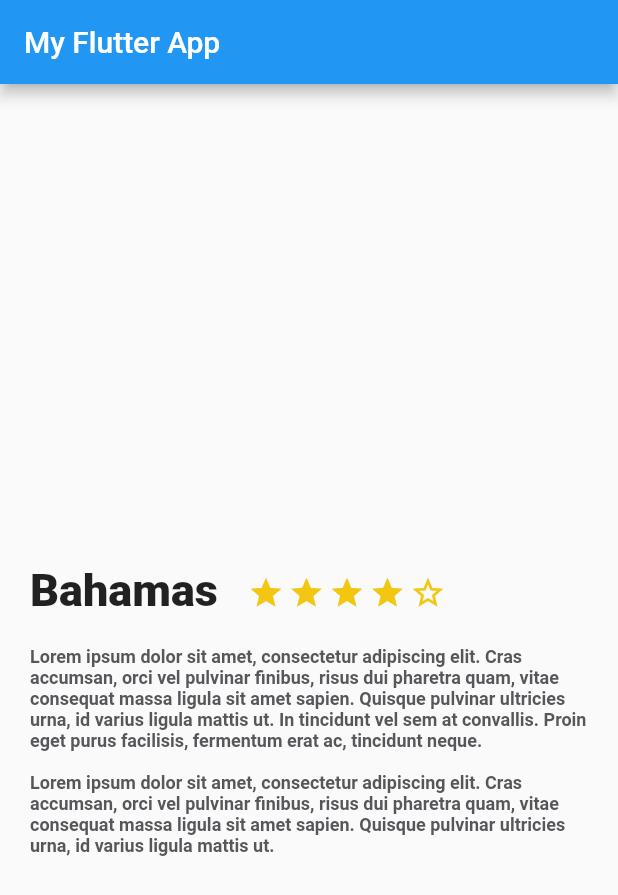
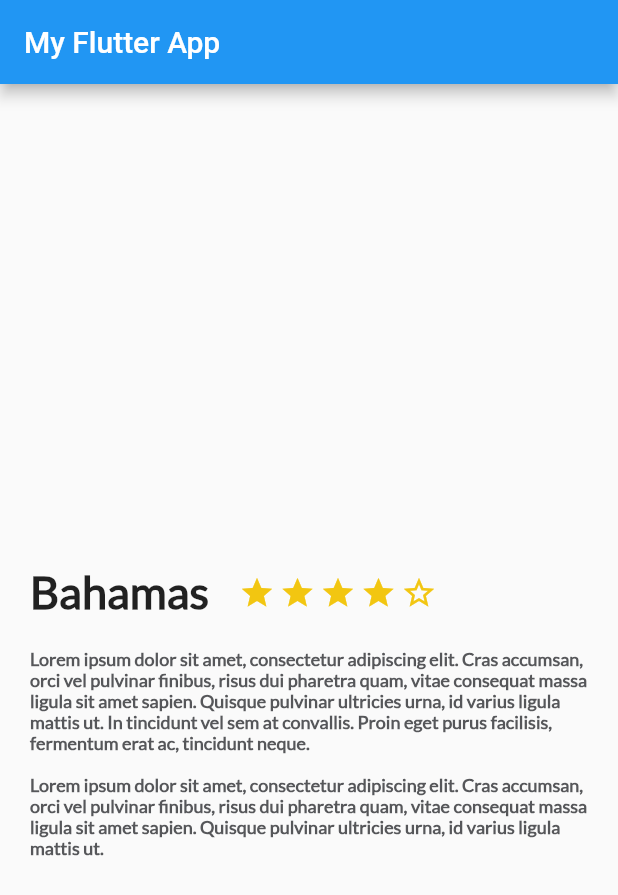
Before and after one commit to ericgomez/platzi_trips_app_complete, a Flutter app: the screen it shows after launch, on a phone screen of 412 x 824 dp. Shown: the top 895 px of the screen. Run offline on Flutter 3.47's test engine with Material 2 defaults, Android fonts, the phone set to English and light mode, and no system bars.

Commit message:
Recursos en Flutter: Tipografías y Google Fonts

```diff
--- a/lib/description_place.dart
+++ b/lib/description_place.dart
@@ -51,6 +51,8 @@ class DescriptionPlace extends StatelessWidget {
       ),
     );
 
+
+    //Witget del Titulo
     final title_stars = Row(
       children: [
         Container(
@@ -63,6 +65,8 @@ class DescriptionPlace extends StatelessWidget {
           child: Text(
             namePlace,
             style: TextStyle(
+              //Utilizamos Google Fonts en pubspec.yaml para poder utilizar fontFamily
+              fontFamily: "Lato",
                 fontSize: 30.0,
                 fontWeight: FontWeight.w900
             ),
@@ -93,6 +97,8 @@ class DescriptionPlace extends StatelessWidget {
         //Agregamos el texto para que se muetres en pantalla
         descriptionPlace,
       style: TextStyle(
+        //Utilizamos Google Fonts en pubspec.yaml para poder utilizar fontFamily
+        fontFamily: "Lato",
         fontSize: 12.0,
         fontWeight: FontWeight.bold,
         color: Color(0xFF56575a)
--- a/pubspec.yaml
+++ b/pubspec.yaml
@@ -74,3 +74,7 @@ flutter:
   #
   # For details regarding fonts from package dependencies,
   # see https://flutter.dev/custom-fonts/#from-packages
+  fonts:
+    - family: Lato
+      fonts:
+        - asset: fonts/Lato-Regular.ttf
```
Also changed, not shown: fonts/Lato-Regular.ttf (added).
